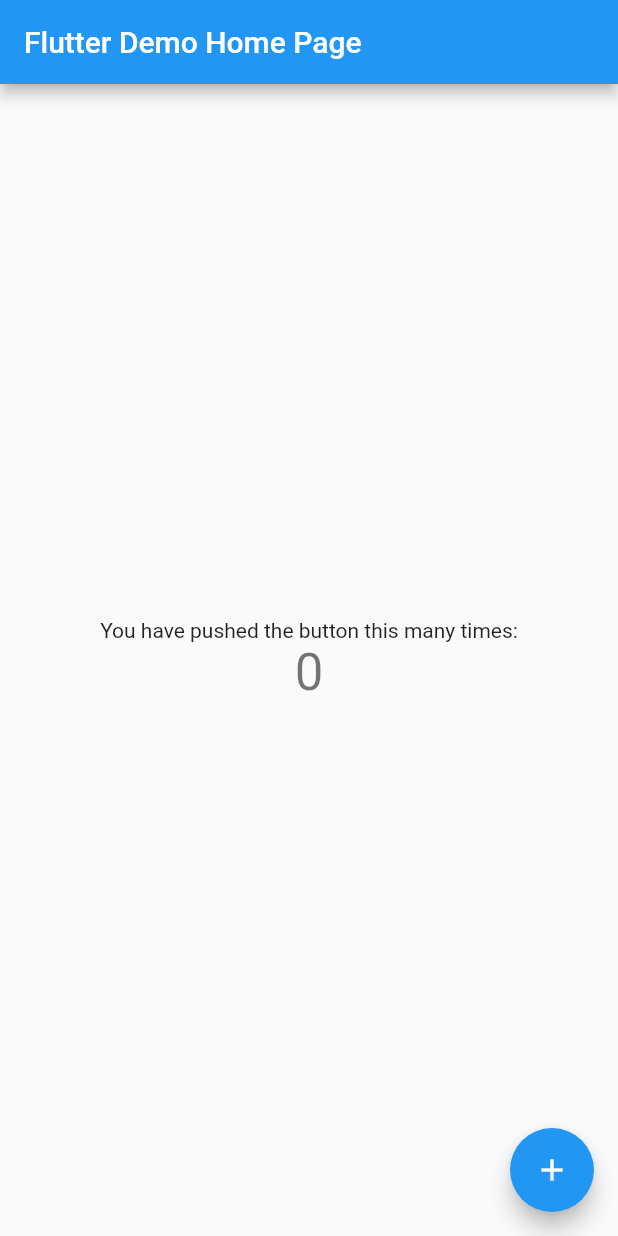
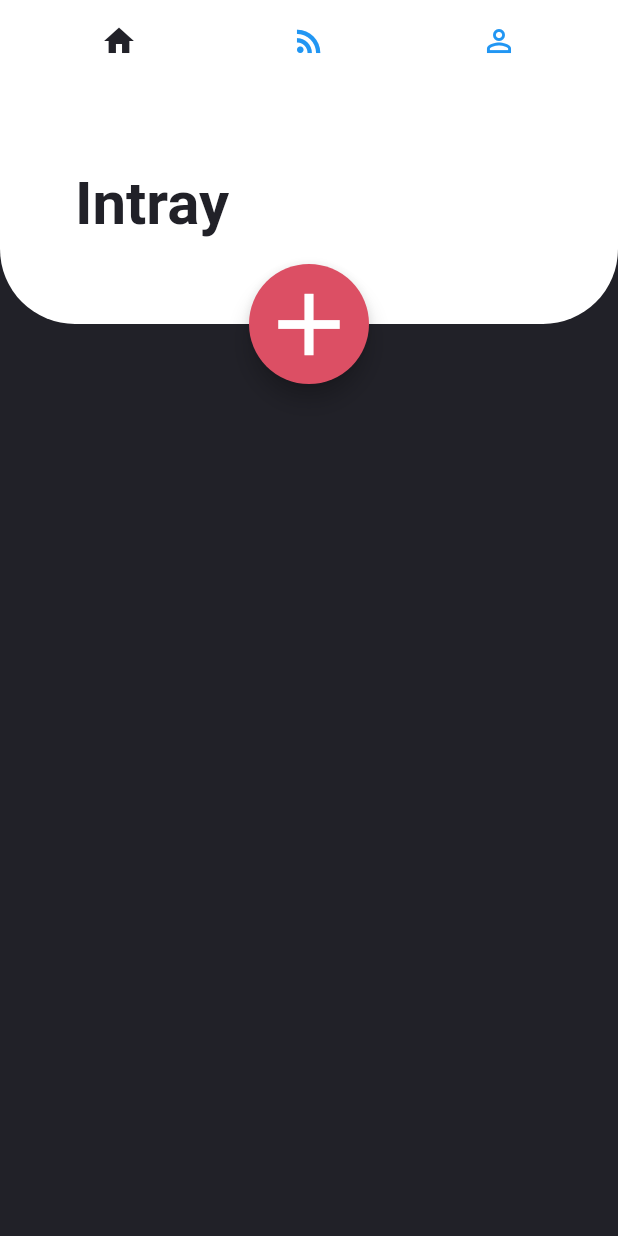
Before and after one commit to Molusoj/TodoApp, a Flutter app: the screen it shows after launch, on a phone screen of 412 x 824 dp. Run offline on Flutter 3.47's test engine with Material 2 defaults, Android fonts, the phone set to English and light mode, and no system bars; Roboto replaces fonts that are missing (Avenir).

Commit message:
create intray bar and bottom #2

```diff
--- a/App/todoapp/lib/main.dart
+++ b/App/todoapp/lib/main.dart
@@ -1,4 +1,5 @@
 import 'package:flutter/material.dart';
+import './models/global.dart';
 
 void main() => runApp(MyApp());
 
@@ -7,35 +8,17 @@ class MyApp extends StatelessWidget {
   @override
   Widget build(BuildContext context) {
     return MaterialApp(
-      title: 'Flutter Demo',
+      title: 'Todo App',
       theme: ThemeData(
-        // This is the theme of your application.
-        //
-        // Try running your application with "flutter run". You'll see the
-        // application has a blue toolbar. Then, without quitting the app, try
-        // changing the primarySwatch below to Colors.green and then invoke
-        // "hot reload" (press "r" in the console where you ran "flutter run",
-        // or simply save your changes to "hot reload" in a Flutter IDE).
-        // Notice that the counter didn't reset back to zero; the application
-        // is not restarted.
         primarySwatch: Colors.blue,
       ),
-      home: MyHomePage(title: 'Flutter Demo Home Page'),
+      home: MyHomePage(title: 'Todo app'),
     );
   }
 }
 
 class MyHomePage extends StatefulWidget {
   MyHomePage({Key key, this.title}) : super(key: key);
-
-  // This widget is the home page of your application. It is stateful, meaning
-  // that it has a State object (defined below) that contains fields that affect
-  // how it looks.
-
-  // This class is the configuration for the state. It holds the values (in this
-  // case the title) provided by the parent (in this case the App widget) and
-  // used by the build method of the State. Fields in a Widget subclass are
-  // always marked "final".
 
   final String title;
 
@@ -44,68 +27,83 @@ class MyHomePage extends StatefulWidget {
 }
 
 class _MyHomePageState extends State<MyHomePage> {
-  int _counter = 0;
-
-  void _incrementCounter() {
-    setState(() {
-      // This call to setState tells the Flutter framework that something has
-      // changed in this State, which causes it to rerun the build method below
-      // so that the display can reflect the updated values. If we changed
-      // _counter without calling setState(), then the build method would not be
-      // called again, and so nothing would appear to happen.
-      _counter++;
-    });
-  }
-
   @override
   Widget build(BuildContext context) {
-    // This method is rerun every time setState is called, for instance as done
-    // by the _incrementCounter method above.
-    //
-    // The Flutter framework has been optimized to make rerunning build methods
-    // fast, so that you can just rebuild anything that needs updating rather
-    // than having to individually change instances of widgets.
-    return Scaffold(
-      appBar: AppBar(
-        // Here we take the value from the MyHomePage object that was created by
-        // the App.build method, and use it to set our appbar title.
-        title: Text(widget.title),
-      ),
-      body: Center(
-        // Center is a layout widget. It takes a single child and positions it
-        // in the middle of the parent.
-        child: Column(
-          // Column is also a layout widget. It takes a list of children and
-          // arranges them vertically. By default, it sizes itself to fit its
-          // children horizontally, and tries to be as tall as its parent.
-          //
-          // Invoke "debug painting" (press "p" in the console, choose the
-          // "Toggle Debug Paint" action from the Flutter Inspector in Android
-          // Studio, or the "Toggle Debug Paint" command in Visual Studio Code)
-          // to see the wireframe for each widget.
-          //
-          // Column has various properties to control how it sizes itself and
-          // how it positions its children. Here we use mainAxisAlignment to
-          // center the children vertically; the main axis here is the vertical
-          // axis because Columns are vertical (the cross axis would be
-          // horizontal).
-          mainAxisAlignment: MainAxisAlignment.center,
-          children: <Widget>[
-            Text(
-              'You have pushed the button this many times:',
+    return MaterialApp(
+      color: Colors.yellow,
+      home: SafeArea(
+        child: DefaultTabController(
+          length: 3,
+          child: new Scaffold(
+            body: Stack(children: <Widget>[
+              TabBarView(
+                children: [
+                  new Container(
+                    color: darkGreyColor,
+                  ),
+                  new Container(
+                    color: Colors.orange,
+                  ),
+                  new Container(
+                    color: Colors.lightGreen,
+                  ),
+                ],
+              ),
+              Container(
+                padding: EdgeInsets.only(left: 50.0),
+                height: 160,
+                decoration: BoxDecoration(
+                  borderRadius: BorderRadius.only(
+                    bottomLeft: Radius.circular(50),
+                    bottomRight: Radius.circular(50),
+                  ),
+                  color: Colors.white,
+                ),
+                child: Row(
+                  mainAxisAlignment: MainAxisAlignment.spaceBetween,
+                  children: <Widget>[
+                    Text('Intray', style: intrayTitleStyle),
+                    Container()
+                  ],
+                ),
+              ),
+              Container(
+                height: 80,
+                width:80,
+                margin: EdgeInsets.only(top: 120, left: MediaQuery.of(context).size.width*0.5 - 40),
+                child: FloatingActionButton(
+                  child: Icon(Icons.add, size: 70,),
+                  backgroundColor: redColor,
+                  onPressed: () {},
+                ),
+              )
+            ]),
+            appBar: AppBar(
+              elevation: 0,
+              title: TabBar(
+                tabs: [
+                  Tab(
+                    icon: new Icon(Icons.home),
+                  ),
+                  Tab(
+                    icon: new Icon(Icons.rss_feed),
+                  ),
+                  Tab(
+                    icon: new Icon(Icons.perm_identity),
+                  ),
+                ],
+                labelColor: darkGreyColor,
+                unselectedLabelColor: Colors.blue,
+                indicatorSize: TabBarIndicatorSize.label,
+                indicatorPadding: EdgeInsets.all(5.0),
+                indicatorColor: Colors.transparent,
+              ),
+              backgroundColor: Colors.white,
             ),
-            Text(
-              '$_counter',
-              style: Theme.of(context).textTheme.display1,
-            ),
-          ],
+            backgroundColor: Colors.white,
+          ),
         ),
       ),
-      floatingActionButton: FloatingActionButton(
-        onPressed: _incrementCounter,
-        tooltip: 'Increment',
-        child: Icon(Icons.add),
-      ), // This trailing comma makes auto-formatting nicer for build methods.
     );
   }
 }
--- /dev/null
+++ b/App/todoapp/lib/models/global.dart
@@ -0,0 +1,6 @@
+import 'package:flutter/material.dart';
+
+Color darkGreyColor = new Color(0xFF212128);
+Color redColor = new Color(0xFFDC4F64);
+
+TextStyle intrayTitleStyle = new TextStyle(fontFamily: 'Avenir', fontWeight: FontWeight.bold, color: darkGreyColor, fontSize: 40);
```
